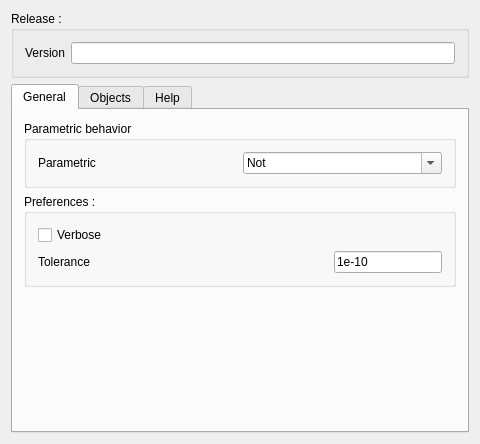
Old version of the form Resources/Ui/WorkFeature_prefs.ui in the repository Rentlau/WorkFeature-WB.
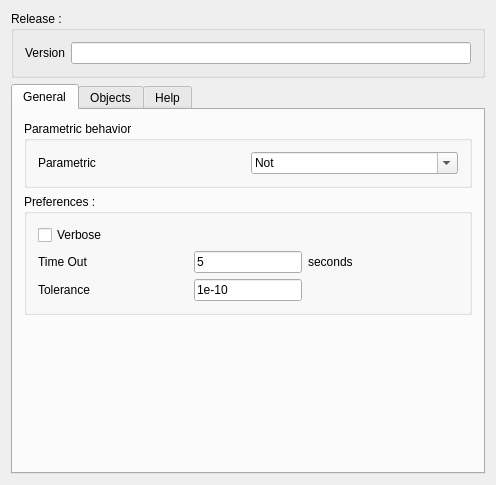
New version of the form. Icons and pictures are not drawn. Custom widgets are drawn as their Qt base class.

Commit message: Add a timer to Error dialog window for centerLinePoint command Add automatic focus on Combo view for centerLinePoint command

```diff
--- a/Resources/Ui/WorkFeature_prefs.ui
+++ b/Resources/Ui/WorkFeature_prefs.ui
@@ -6,8 +6,8 @@
    <rect>
     <x>0</x>
     <y>0</y>
-    <width>480</width>
-    <height>444</height>
+    <width>496</width>
+    <height>485</height>
    </rect>
   </property>
   <property name="windowTitle">
@@ -114,6 +114,72 @@
            </widget>
           </item>
           <item row="1" column="0">
+           <widget class="QLabel" name="timeout_label">
+            <property name="enabled">
+             <bool>true</bool>
+            </property>
+            <property name="sizePolicy">
+             <sizepolicy hsizetype="Expanding" vsizetype="Preferred">
+              <horstretch>0</horstretch>
+              <verstretch>0</verstretch>
+             </sizepolicy>
+            </property>
+            <property name="toolTip">
+             <string>&lt;html&gt;&lt;head/&gt;&lt;body&gt;&lt;p&gt;Change the time out (in seconds) for some Dialogs with timer.&lt;/p&gt;&lt;p&gt;A Timout of zero will prevent to show Dialogs !&lt;/p&gt;&lt;/body&gt;&lt;/html&gt;</string>
+            </property>
+            <property name="text">
+             <string>Time Out</string>
+            </property>
+           </widget>
+          </item>
+          <item row="1" column="1">
+           <widget class="Gui::PrefLineEdit" name="timeout_edit">
+            <property name="sizePolicy">
+             <sizepolicy hsizetype="Minimum" vsizetype="Fixed">
+              <horstretch>0</horstretch>
+              <verstretch>0</verstretch>
+             </sizepolicy>
+            </property>
+            <property name="minimumSize">
+             <size>
+              <width>100</width>
+              <height>0</height>
+             </size>
+            </property>
+            <property name="toolTip">
+             <string>&lt;html&gt;&lt;head/&gt;&lt;body&gt;&lt;p&gt;Change the timeout of some functions.&lt;/p&gt;&lt;/body&gt;&lt;/html&gt;</string>
+            </property>
+            <property name="text">
+             <string>5</string>
+            </property>
+            <property name="prefEntry" stdset="0">
+             <cstring>timeout</cstring>
+            </property>
+            <property name="prefPath" stdset="0">
+             <cstring>Mod/WF</cstring>
+            </property>
+           </widget>
+          </item>
+          <item row="1" column="2">
+           <widget class="QLabel" name="timeout_unit">
+            <property name="enabled">
+             <bool>true</bool>
+            </property>
+            <property name="sizePolicy">
+             <sizepolicy hsizetype="Expanding" vsizetype="Preferred">
+              <horstretch>0</horstretch>
+              <verstretch>0</verstretch>
+             </sizepolicy>
+            </property>
+            <property name="toolTip">
+             <string>&lt;html&gt;&lt;head/&gt;&lt;body&gt;&lt;p&gt;Time out are in seconds.&lt;/p&gt;&lt;/body&gt;&lt;/html&gt;</string>
+            </property>
+            <property name="text">
+             <string>seconds</string>
+            </property>
+           </widget>
+          </item>
+          <item row="2" column="0">
            <widget class="QLabel" name="tolerance_label">
             <property name="enabled">
              <bool>true</bool>
@@ -132,7 +198,7 @@
             </property>
            </widget>
           </item>
-          <item row="1" column="1">
+          <item row="2" column="1">
            <widget class="Gui::PrefLineEdit" name="tolerance_edit">
             <property name="sizePolicy">
              <sizepolicy hsizetype="Minimum" vsizetype="Fixed">
```
Left out of the diff: 77 changed lines with no effect on the pictures. The commit also changes 13 other files.
